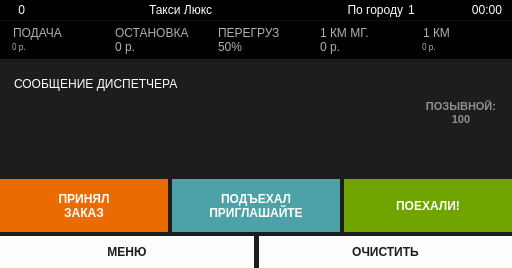
Qt form indigotaxi.ui (koolkhel/wince-taximeter) before a commit.
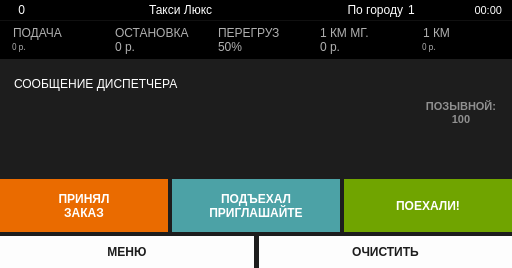
The same form after that commit. Icons and pictures are not drawn.

Commit message: время чуть-чуть больше

Diff of the .ui file:
```diff
--- a/indigotaxi.ui
+++ b/indigotaxi.ui
@@ -146,6 +146,10 @@
 	font: 6pt &quot;Segoe UI&quot;;
 }
 
+#timeLabel {
+	font-size: 8pt;
+}
+
 #statusRowFrame {
 	background: #000000;
 }
```
